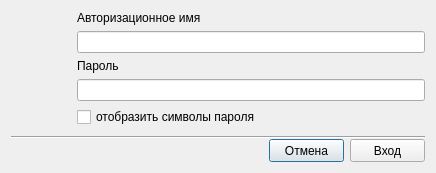
The window that source_modules/personnel_department/authorizdlg.ui (MichaelRepository/diplom_project) describes before a commit, drawn with Qt 5.
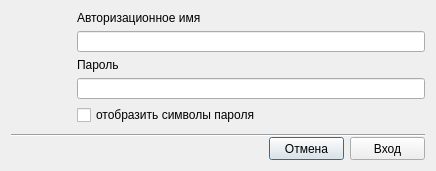
The same window after the commit.

The edit to the form file:
```diff
--- a/source_modules/personnel_department/authorizdlg.ui
+++ b/source_modules/personnel_department/authorizdlg.ui
@@ -10,6 +10,18 @@
     <height>171</height>
    </rect>
   </property>
+  <property name="minimumSize">
+   <size>
+    <width>436</width>
+    <height>171</height>
+   </size>
+  </property>
+  <property name="maximumSize">
+   <size>
+    <width>436</width>
+    <height>171</height>
+   </size>
+  </property>
   <property name="windowTitle">
    <string>Dialog</string>
   </property>
```
